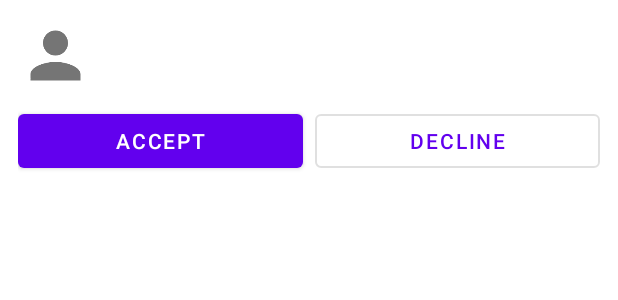
After one commit to EmilDavidov26/MessageApp, an Android app: the layout item_friend_request.xml on its own in the app's theme, with its tools: preview values and no code run, on a phone screen of 412 x 824 dp. The commit adds this screen. Shown: the top 300 px of the screen. Run offline under Robolectric (Android 15) with nearby library versions, the phone set to English and light mode, and no system bars.

Commit message:
friend requests, friends list

```diff
--- /dev/null
+++ b/app/src/main/res/layout/item_friend_request.xml
@@ -0,0 +1,73 @@
+<?xml version="1.0" encoding="utf-8"?>
+<LinearLayout xmlns:android="http://schemas.android.com/apk/res/android"
+    android:layout_width="match_parent"
+    android:layout_height="wrap_content"
+    android:orientation="vertical"
+    android:padding="12dp">
+
+    <LinearLayout
+        android:layout_width="match_parent"
+        android:layout_height="wrap_content"
+        android:orientation="horizontal"
+        android:gravity="center_vertical">
+
+        <de.hdodenhof.circleimageview.CircleImageView
+            android:id="@+id/profile_image"
+            android:layout_width="50dp"
+            android:layout_height="50dp"
+            android:src="@drawable/default_profile"/>
+
+        <LinearLayout
+            android:layout_width="0dp"
+            android:layout_height="wrap_content"
+            android:layout_weight="1"
+            android:orientation="vertical"
+            android:layout_marginStart="12dp">
+
+            <TextView
+                android:id="@+id/username_text"
+                android:layout_width="wrap_content"
+                android:layout_height="wrap_content"
+                android:textSize="16sp"
+                android:textStyle="bold"
+                android:textColor="@android:color/black"/>
+
+            <TextView
+                android:id="@+id/description_text"
+                android:layout_width="wrap_content"
+                android:layout_height="wrap_content"
+                android:layout_marginTop="2dp"
+                android:textSize="14sp"
+                android:textColor="@android:color/darker_gray"
+                android:maxLines="2"
+                android:ellipsize="end"/>
+
+        </LinearLayout>
+    </LinearLayout>
+
+    <LinearLayout
+        android:layout_width="match_parent"
+        android:layout_height="wrap_content"
+        android:orientation="horizontal"
+        android:layout_marginTop="8dp">
+
+        <Button
+            android:id="@+id/accept_button"
+            android:layout_width="0dp"
+            android:layout_height="wrap_content"
+            android:layout_weight="1"
+            android:layout_marginEnd="4dp"
+            android:text="Accept"
+            style="@style/Widget.MaterialComponents.Button"/>
+
+        <Button
+            android:id="@+id/decline_button"
+            android:layout_width="0dp"
+            android:layout_height="wrap_content"
+            android:layout_weight="1"
+            android:layout_marginStart="4dp"
+            android:text="Decline"
+            style="@style/Widget.MaterialComponents.Button.OutlinedButton"/>
+
+    </LinearLayout>
+</LinearLayout>
```
Also changed, not shown: app/src/main/java/com/example/mysecondclasshib/adapters/FriendRequestsAdapter.java (added, +107 -0 lines), app/src/main/java/com/example/mysecondclasshib/adapters/UsersAdapter.java (+54 -17 lines), app/src/main/java/com/example/mysecondclasshib/fragments/FriendRequestsFragment.java (+15 -38 lines), app/src/main/java/com/example/mysecondclasshib/fragments/UsersFragment.java (+8 -7 lines).
